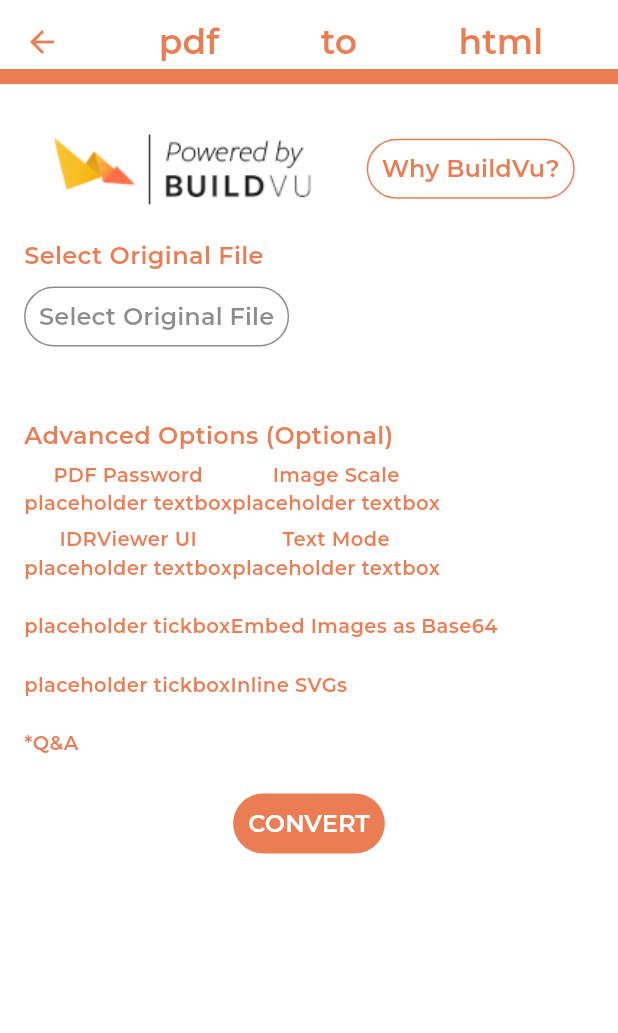
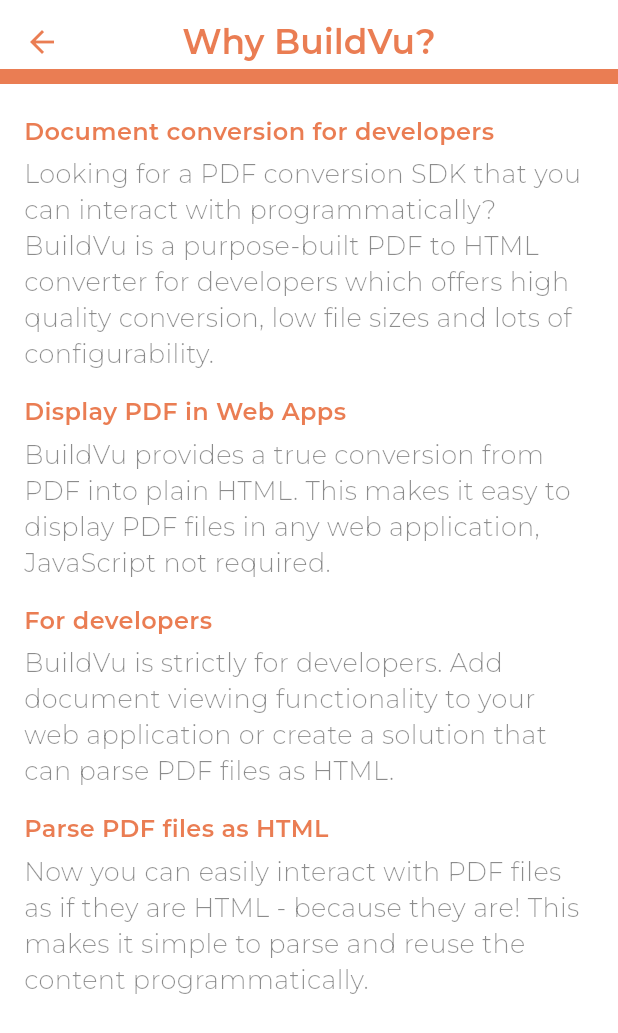
Before and after one commit to idrsolutions/IDRSolutions-converter-app, a Flutter app: the BuildVuConverterScreen screen opened directly, after a tap on "Why BuildVu?", on a phone screen of 412 x 824 dp. Shown: the top 1033 px of the screen. Run offline on Flutter 3.47's test engine with Material 3 defaults, Android fonts, the phone set to English and light mode, and no system bars; our stand-ins replace file_picker, flutter_riverpod; project files that could hold a hidden picture were left out.

Commit message:
added why buildvu page

```diff
--- a/lib/main.dart
+++ b/lib/main.dart
@@ -1,6 +1,7 @@
 
 import 'package:converter/screens/convert_result/buildvu_success_screen.dart';
 import 'package:converter/screens/home_screen.dart';
+import 'package:converter/screens/others/why_buildvu_screen.dart';
 import 'package:converter/screens/sandbox.dart';
 import 'package:flutter/material.dart';
 import 'package:flutter_riverpod/flutter_riverpod.dart';
@@ -17,7 +18,7 @@ class MyApp extends StatelessWidget {
   Widget build(BuildContext context) {
     return MaterialApp(
       home: const HomeScreen(),
-      // home: BuildvuSuccessScreen()
+      // home: WhyBuildVuScreen(),
       // home: const Sandbox(),
     );
   }
--- a/lib/screens/convert/buildvu_converter_screen.dart
+++ b/lib/screens/convert/buildvu_converter_screen.dart
@@ -4,6 +4,7 @@ import 'package:converter/providers/file_formats_provider.dart';
 import 'package:converter/providers/file_details_provider.dart';
 import 'package:converter/providers/response_provider.dart';
 import 'package:converter/screens/convert_result/buildvu_success_screen.dart';
+import 'package:converter/screens/others/why_buildvu_screen.dart';
 import 'package:converter/themes/buttons.dart';
 import 'package:converter/themes/colors.dart';
 import 'package:converter/themes/converter_theme.dart';
@@ -62,7 +63,9 @@ class _BuildVuConverterScreenState extends ConsumerState<BuildVuConverterScreen>
 
                       Flexible(
                         child: WhiteBgBtn(
-                          onPressed: (){},
+                          onPressed: (){
+                            Navigator.push(context,MaterialPageRoute(builder: (context) => const WhyBuildVuScreen()),);
+                          },
                           child: const StyledTitle(text: 'Why BuildVu?'),
                         ),
                       ),
--- /dev/null
+++ b/lib/screens/others/why_buildvu_screen.dart
@@ -0,0 +1,53 @@
+import 'package:converter/themes/colors.dart';
+import 'package:converter/themes/converter_theme.dart';
+import 'package:converter/themes/texts.dart';
+import 'package:flutter/material.dart';
+
+class WhyBuildVuScreen extends StatelessWidget {
+  const WhyBuildVuScreen({super.key});
+
+  @override
+  Widget build(BuildContext context) {
+    return Theme(
+      data: ConverterTheme(color: AppColors.buildvuPrimary).converterTheme,
+      child: Scaffold(
+        appBar: AppBar(
+          title: const Text('Why BuildVu?'),
+          shape: Border(
+            bottom: BorderSide(
+              color: AppColors.buildvuPrimary,
+              width: 10,
+            )
+          ),
+          elevation: 4,
+        ),
+
+        body: Container(
+          padding: const EdgeInsets.only(left: 16, top: 20, right: 16, bottom: 20),
+          child: SingleChildScrollView(
+            child: Column(
+              crossAxisAlignment: CrossAxisAlignment.start,
+              children: [
+                StyledTitleBuildVu(text: "Document conversion for developers"),
+                SizedBox(height: 5,),
+                StyledText(text: "Looking for a PDF conversion SDK that you can interact with programmatically? BuildVu is a purpose-built PDF to HTML converter for developers which offers high quality conversion, low file sizes and lots of configurability."),
+                SizedBox(height: 15,),
+                StyledTitleBuildVu(text: "Display PDF in Web Apps"),
+                SizedBox(height: 5,),
+                StyledText(text: "BuildVu provides a true conversion from PDF into plain HTML. This makes it easy to display PDF files in any web application, JavaScript not required."),
+                SizedBox(height: 15,),
+                StyledTitleBuildVu(text: "For developers"),
+                SizedBox(height: 5,),
+                StyledText(text: "BuildVu is strictly for developers. Add document viewing functionality to your web application or create a solution that can parse PDF files as HTML."),
+                SizedBox(height: 15,),
+                StyledTitleBuildVu(text: "Parse PDF files as HTML"),
+                SizedBox(height: 5,),
+                StyledText(text: "Now you can easily interact with PDF files as if they are HTML - because they are! This makes it simple to parse and reuse the content programmatically."),
+              ],
+            ),
+          ),
+        ),
+      ),
+    );
+  }
+}
```
